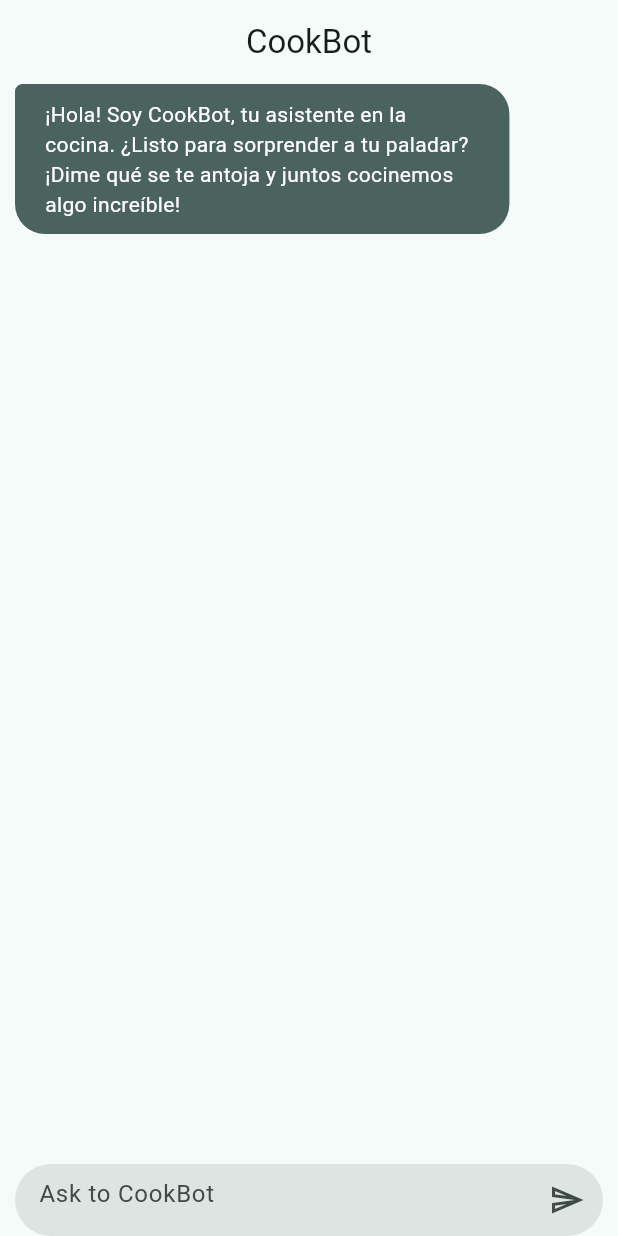
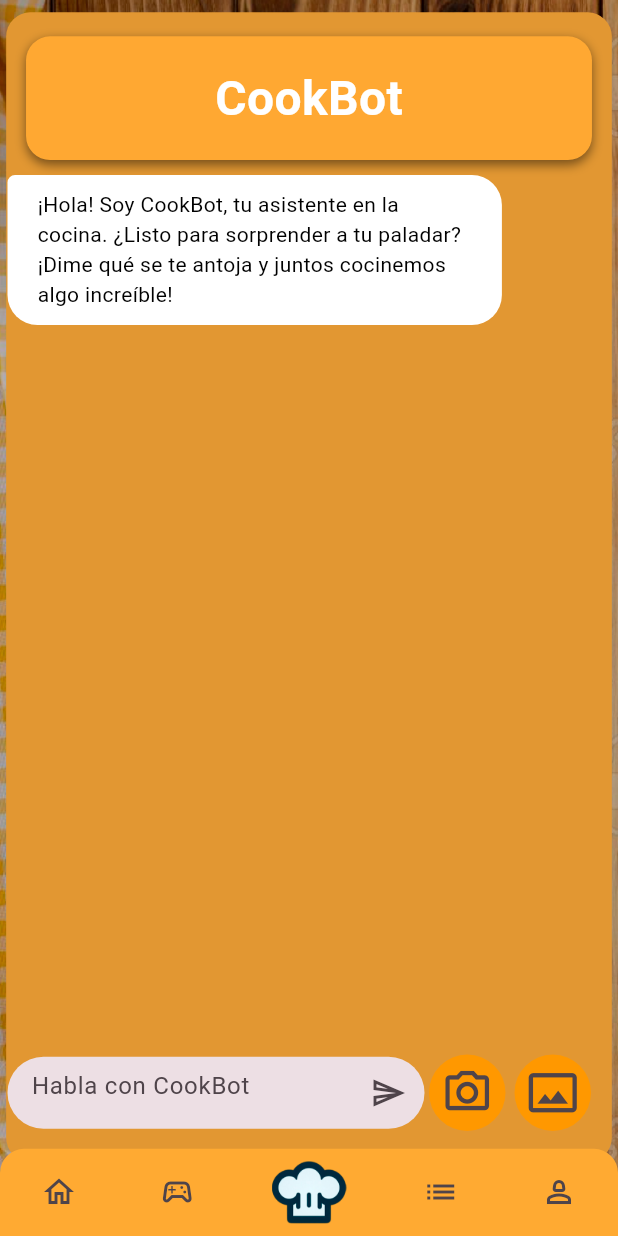
Before and after one commit to diegovq12/CookingHub, a Flutter app: the screen it shows after launch, on a phone screen of 412 x 824 dp. Run offline on Flutter 3.47's test engine with Material 3 defaults, Android fonts, the phone set to English and light mode, and no system bars; missing offline and left inert: mongo_dart; Roboto replaces fonts that are missing (Poppins).

Commit message:
Integracion de diseño y funcionalidad del chatbot

```diff
--- a/lib/config/theme/app_theme.dart
+++ b/lib/config/theme/app_theme.dart
@@ -8,13 +8,14 @@ const Color _customColor = Color( 0xFFC11D9F );
 //TODO: Agregar la paleta de colores de la aplicacion
 const List<Color> _colorThemes =[
   _customColor,
+  Colors.grey,
   Colors.blue,
   Colors.teal,
   Colors.green,
   Colors.yellow,
-  Colors.orange,
+  Colors.white,
   Colors.pink,
-  Colors.deepOrange
+  Colors.deepOrange,
 ];
 
 
@@ -24,7 +25,7 @@ class AppTheme {
 
   AppTheme({
     this.selectedColor = 0
-  }):assert( selectedColor >= 0 && selectedColor <= _colorThemes.length - 1,'Colors must be beetween 0 and ${_colorThemes.length - 1}' );
+  }):assert( selectedColor >= 0 && selectedColor <= _colorThemes.length -1 ,'Colors must be beetween 0 and ${_colorThemes.length - 1}' );
 
   ThemeData theme(){
     return ThemeData(
--- a/lib/main.dart
+++ b/lib/main.dart
@@ -21,7 +21,7 @@ class MainApp extends StatelessWidget {
       child: MaterialApp(
         title: 'Cooking Hub',
         debugShowCheckedModeBanner: false,
-        theme:AppTheme(selectedColor: 2).theme(),
+        theme:AppTheme(selectedColor: 0).theme(),
         home: const ChatScreen()
         ),
     );
--- a/lib/presentation/screens/chat_screen.dart
+++ b/lib/presentation/screens/chat_screen.dart
@@ -2,7 +2,11 @@ import 'package:cooking_hub/domain/entities/message.dart';
 import 'package:cooking_hub/presentation/providers/chat_provider.dart';
 import 'package:cooking_hub/widgets/chat/gtp_message_bubble.dart';
 import 'package:cooking_hub/widgets/chat/my_message_bubble.dart';
+import 'package:cooking_hub/widgets/shared/background_image.dart';
+import 'package:cooking_hub/widgets/shared/hot_bar.dart';
 import 'package:cooking_hub/widgets/shared/message_field_box.dart';
+import 'package:cooking_hub/widgets/shared/message_field_button.dart';
+import 'package:cooking_hub/widgets/shared/title_container.dart';
 import 'package:flutter/material.dart';
 import 'package:provider/provider.dart';
 
@@ -12,51 +16,97 @@ class ChatScreen extends StatelessWidget {
   @override
   Widget build(BuildContext context) {
     return Scaffold(
-      appBar:
-        AppBar(
-          title: const Text('CookBot'),
-          centerTitle: true,
-        ),
+
       body: _ChatView(),
     );
   }
 }
 
 class _ChatView extends StatelessWidget {
-
-
-
   @override
   Widget build(BuildContext context) {
+    double screenWidth = MediaQuery.of(context).size.width;
+    double screenHeight = MediaQuery.of(context).size.height;
 
     final chatProvider = context.watch<ChatProvider>();
 
+    return SafeArea(
+      child: Stack(
+        children: [
+          // Fondo de pantalla
 
-    return SafeArea(
-      child: Padding(
-        padding: const EdgeInsets.symmetric(horizontal: 10),
+          const BackgroundImage(),
+
+          Container(
+            decoration: backgroundChatDecoration(),
+            width: double.infinity,
+            margin: EdgeInsets.only(
+                top: screenHeight * 0.01,
+                left: screenWidth * 0.01,
+                right: screenWidth * 0.01,
+                bottom: screenHeight * 0.06),
+          ),
+
+          Container(
+            decoration: const BoxDecoration(
+              color: Color.fromRGBO(226, 151, 50, 1),
+              borderRadius: BorderRadius.all(Radius.circular(16)),
+            ),
+            width: double.infinity,
+            margin:
+                const EdgeInsets.only(top: 16, left: 5, right: 5, bottom: 60),
             child: Column(
               children: [
+                // Contenedor de "CookBot" en la parte superior
+                const TitleContainer(title: "CookBot",),
+
+                const SizedBox(height: 10),
+
+                // Aquí se agrega el ListView.builder
                 Expanded(
                   child: ListView.builder(
                     controller: chatProvider.chatScrollController,
-                itemCount: chatProvider.messageList.length
-                ,itemBuilder: (context, index){
+                    itemCount: chatProvider.messageList.length,
+                    itemBuilder: (context, index) {
                       final message = chatProvider.messageList[index];
                       return (message.fromWho == FromWho.me)
                           ? MyMessageBubble(message: message)
                           : GtpMessageBubble(message: message);
-                }
+                    },
                   ),
                 ),
 
-            MessageFieldBox(
-              onValue: (value) => chatProvider.sendMessage(value),
-            )
+                // Botones de adjuntar y cámara y espacio para que el usuario escriba
+                Container(
+                  margin: const EdgeInsets.only(bottom: 10, right: 10),
+                  child: Row(
+                    textDirection: TextDirection.rtl,
+                    children: [
+                      const MessageFieldButton(
+                          icon: Icons.photo_size_select_actual_outlined),
+                      const MessageFieldButton(icon: Icons.camera_alt_outlined),
+                      Expanded(
+                        child: MessageFieldBox(
+                            onValue: (value) =>
+                                chatProvider.sendMessage(value)),
+                      ),
+                    ],
+                  ),
+                ),
+              ],
+            ),
+          ),
+
+            const HotBar()
 
         ],
-        ),
       ),
     );
   }
 }
+
+BoxDecoration backgroundChatDecoration() {
+  return const BoxDecoration(
+      color: Color(0xFFE29732),
+      borderRadius: BorderRadius.all(Radius.circular(16)));
+}
--- a/lib/services/openai_services.dart
+++ b/lib/services/openai_services.dart
@@ -4,7 +4,7 @@ import 'package:http/http.dart' as http;
 
 class OpenAIService {
   String apiKey =
-      "";
+      "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";
 
   Future<String> sendTextCompletionRequest(String message) async {
     const String baseUrl =
@@ -40,7 +40,6 @@ class OpenAIService {
         final data = jsonDecode(utf8.decode(response.bodyBytes));
         String content = data['choices'][0]['message']['content'].trim();
         String contentJson = content;
-        //TODO: Enviar el json con la receta a la base de datos.
         final jsonData = jsonDecode(contentJson);
 
         Map<String, dynamic> recipe = {
--- a/lib/widgets/chat/gtp_message_bubble.dart
+++ b/lib/widgets/chat/gtp_message_bubble.dart
@@ -10,23 +10,26 @@ class GtpMessageBubble extends StatelessWidget {
   Widget build(BuildContext context) {
     final colors = Theme.of(context).colorScheme;
 
+    const borderRadius = BorderRadius.only(
+                    topLeft: Radius.circular(5),
+                    topRight: Radius.circular(20),
+                    bottomLeft: Radius.circular(20),
+                    bottomRight: Radius.circular(20));
+
+
     return Column(
       crossAxisAlignment: CrossAxisAlignment.start,
       children: [
         Container(
             constraints: BoxConstraints(maxWidth: MediaQuery.of(context).size.width * 0.8),
-            decoration: BoxDecoration(
-                color: colors.secondary,
-                borderRadius: const BorderRadius.only(
-                    topLeft: Radius.circular(5),
-                    topRight: Radius.circular(20),
-                    bottomLeft: Radius.circular(20),
-                    bottomRight: Radius.circular(20))),
+            decoration: const BoxDecoration(
+                color: Colors.white,
+                borderRadius: borderRadius),
             child: Padding(
               padding: const EdgeInsets.symmetric(horizontal: 20, vertical: 10),
               child: Text(
                 message.text,
-                style: const TextStyle(color: Colors.white),
+                style: const TextStyle(color: Colors.black),
               ),
             )),
         const SizedBox(height: 10),
--- a/lib/widgets/chat/my_message_bubble.dart
+++ b/lib/widgets/chat/my_message_bubble.dart
@@ -18,9 +18,9 @@ class MyMessageBubble extends StatelessWidget {
       children: [
         Container(
             constraints: BoxConstraints(maxWidth: MediaQuery.of(context).size.width * 0.7),
-          decoration: BoxDecoration(
-            color:colors.primary,
-            borderRadius: const BorderRadius.only(
+          decoration: const BoxDecoration(
+            color:Colors.white,
+            borderRadius: BorderRadius.only(
               topLeft: Radius.circular(20),
               topRight: Radius.circular(5),
               bottomLeft: Radius.circular(20),
@@ -28,7 +28,7 @@ class MyMessageBubble extends StatelessWidget {
             )
           ),
           child: Padding(padding: const EdgeInsets.symmetric(horizontal: 20, vertical: 10),
-          child: Text(message.text, style: const TextStyle(color: Colors.white),)
+          child: Text(message.text, style: const TextStyle(color: Colors.black),)
           ),
         ),
 
--- /dev/null
+++ b/lib/widgets/shared/background_image.dart
@@ -0,0 +1,14 @@
+import 'package:flutter/material.dart';
+
+class BackgroundImage extends StatelessWidget {
+  const BackgroundImage({super.key});
+
+  @override
+  Widget build(BuildContext context) {
+    return Container(
+      decoration: const BoxDecoration(
+          image: DecorationImage(
+              image: AssetImage("assets/Background.png"), fit: BoxFit.cover)),
+    );
+  }
+}
--- a/lib/widgets/shared/hot_bar.dart
+++ b/lib/widgets/shared/hot_bar.dart
@@ -11,7 +11,7 @@ class HotBar extends StatelessWidget {
         // constraints: BoxConstraints.expand(width: MediaQuery.of(context).size.width),
         decoration: const BoxDecoration(
             color: Color.fromRGBO(255, 170, 50, 1),
-            borderRadius: const BorderRadius.only(
+            borderRadius: BorderRadius.only(
                 topLeft: Radius.circular(16), topRight: Radius.circular(16))),
         child: Row(
           mainAxisAlignment: MainAxisAlignment.spaceAround,
--- a/lib/widgets/shared/message_field_box.dart
+++ b/lib/widgets/shared/message_field_box.dart
@@ -17,7 +17,7 @@ class MessageFieldBox extends StatelessWidget {
         borderRadius: BorderRadius.circular(40));
 
     final inputDecoration = InputDecoration(
-        hintText: 'Ask to CookBot',
+        hintText: 'Habla con CookBot',
         enabledBorder: outlineInputBorder,
         focusedBorder: outlineInputBorder,
         filled: true,
--- /dev/null
+++ b/lib/widgets/shared/message_field_button.dart
@@ -0,0 +1,28 @@
+import 'package:flutter/material.dart';
+
+class MessageFieldButton extends StatelessWidget {
+  final IconData icon;
+
+  const MessageFieldButton({
+    super.key,
+    required this.icon,
+  });
+
+  @override
+  Widget build(BuildContext context) {
+    return Padding(
+      padding: const EdgeInsets.symmetric(horizontal: 3),
+      child: Container(
+        decoration: const BoxDecoration(
+          color: Colors.orange, // Background color
+          shape: BoxShape.circle, // Circular shape
+        ),
+        child: IconButton(
+          onPressed: () {},
+          iconSize: 35,
+          icon: Icon(icon),
+        ),
+      ),
+    );
+  }
+}
--- /dev/null
+++ b/lib/widgets/shared/title_container.dart
@@ -0,0 +1,48 @@
+import 'package:flutter/material.dart';
+
+class TitleContainer extends StatelessWidget {
+  final String title;
+
+  const TitleContainer({
+    super.key,
+    required this.title,
+  });
+
+  @override
+  Widget build(BuildContext context) {
+    double screenWidth = MediaQuery.of(context).size.width;
+    double screenHeight = MediaQuery.of(context).size.height;
+
+    return Container(
+      decoration: const BoxDecoration(
+        color: Color.fromRGBO(255, 168, 50, 1),
+        borderRadius: BorderRadius.all(Radius.circular(16)),
+        boxShadow: [
+          BoxShadow(
+            color: Color.fromARGB(120, 0, 0, 0),
+            spreadRadius: 0,
+            blurRadius: 5,
+            offset: Offset(0, 3),
+          ),
+        ],
+      ),
+      margin: EdgeInsets.only(
+        top: screenHeight * 0.01, // Ajustar el margen superior para moverlo más arriba
+        left: screenWidth * 0.03,
+        right: screenWidth * 0.03,
+      ),
+      height: screenHeight * 0.1,
+      child: Center(
+        child: Text(
+          title,
+          style: const TextStyle(
+            color: Colors.white,
+            fontSize: 32,
+            fontFamily: 'Poppins',
+            fontWeight: FontWeight.bold,
+          ),
+        ),
+      ),
+    );
+  }
+}
```
Also changed, not shown: pubspec.yaml (+4 -7 lines), lib/widgets/chat/background_chat_decoration.dart (added). Lines whose indentation alone changed are shown as unchanged.
